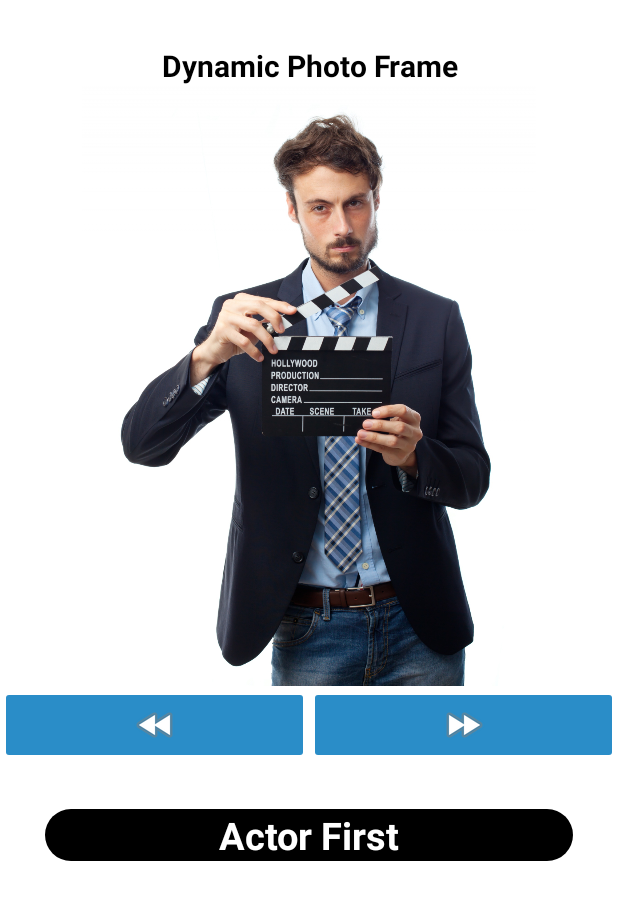
After one commit to sandeepmehra28/Android-with-Kotlin, an Android app built with Jetpack Compose: the FrameActivity screen opened directly, with no data from a screen before it, on a phone screen of 412 x 824 dp. The commit adds this screen. Shown: the top 900 px of the screen. Run offline under Robolectric (Android 15) with nearby library versions, the phone set to English and light mode, and no system bars.

Commit message:
Adding new files for android with kotlin

```diff
--- a/app/src/main/AndroidManifest.xml
+++ b/app/src/main/AndroidManifest.xml
@@ -13,6 +13,9 @@
         android:roundIcon="@mipmap/ic_launcher_round"
         android:supportsRtl="true"
         android:theme="@style/Theme.AndroidWithKotlin">
+        <activity
+            android:name=".Dyanamic_Photo_Frame.FrameActivity"
+            android:exported="false" />
         <activity
             android:name=".customize_dialogbox.CDMainActivity"
             android:exported="false" />
--- /dev/null
+++ b/app/src/main/java/com/example/android_with_kotlin/Dyanamic_Photo_Frame/FrameActivity.kt
@@ -0,0 +1,50 @@
+package com.example.android_with_kotlin.Dyanamic_Photo_Frame
+
+import android.os.Bundle
+import android.widget.ImageButton
+import android.widget.ImageView
+import android.widget.TextView
+import androidx.activity.enableEdgeToEdge
+import androidx.appcompat.app.AppCompatActivity
+import com.example.android_with_kotlin.R
+
+class FrameActivity : AppCompatActivity() {
+    var currentImage = 0
+    val totalImg = 5
+    lateinit var image : ImageView
+    var names = arrayOf("Actor First","Actor Second","Actor Third","Actor Fourth","Actor Fifth")
+    override fun onCreate(savedInstanceState: Bundle?) {
+        super.onCreate(savedInstanceState)
+        enableEdgeToEdge()
+        supportActionBar?.hide()
+        setContentView(R.layout.activity_frame)
+    val prev = findViewById<ImageButton>(R.id.imgPrev)
+        val next = findViewById<ImageButton>(R.id.imgNext)
+        val text = findViewById<TextView>(R.id.ActorNames)
+        prev.setOnClickListener {
+          val idCurrentImageString = "pic$currentImage"
+            val idCurrentImageInt = this.resources.getIdentifier(idCurrentImageString,"id",packageName)
+           image = findViewById(idCurrentImageInt)
+            image.alpha = 0f
+            currentImage = (totalImg+currentImage-1)%totalImg
+            val idImageToShowString = "pic$currentImage"
+            val idImageToShowInt = this.resources.getIdentifier(idImageToShowString,"id",packageName)
+            image = findViewById(idImageToShowInt)
+            image.alpha = 1f
+            text.text = names[currentImage]
+        }
+        next.setOnClickListener {
+            val idCurrentImageString = "pic$currentImage"
+            val idCurrentImageInt = this.resources.getIdentifier(idCurrentImageString,"id",packageName)
+            image = findViewById(idCurrentImageInt)
+            image.alpha = 0f
+            currentImage = (totalImg+currentImage+1)%totalImg
+            val idImageToShowString = "pic$currentImage"
+            val idImageToShowInt = this.resources.getIdentifier(idImageToShowString,"id",packageName)
+            image = findViewById(idImageToShowInt)
+            image.alpha = 1f
+            text.text = names[currentImage]
+        }
+
+    }
+}
--- a/app/src/main/java/com/example/android_with_kotlin/MainActivity.kt
+++ b/app/src/main/java/com/example/android_with_kotlin/MainActivity.kt
@@ -6,6 +6,7 @@ import android.util.Log
 import android.widget.LinearLayout
 import android.widget.Toast
 import androidx.appcompat.app.AppCompatActivity
+import com.example.android_with_kotlin.Dyanamic_Photo_Frame.FrameActivity
 import com.example.android_with_kotlin.customize_dialogbox.CDMainActivity
 import com.example.android_with_kotlin.database_signup.SignupActivity
 import com.example.android_with_kotlin.databinding.ActivityMainBinding
@@ -67,6 +68,10 @@ class MainActivity : AppCompatActivity() {
             val intent = Intent(this, CDMainActivity::class.java)
             startActivity(intent)
         }
+        binding.btnDynamicPhotoFrame.setOnClickListener {
+            val intent = Intent(this, FrameActivity::class.java)
+            startActivity(intent)
+        }
 
     }
 }
--- /dev/null
+++ b/app/src/main/res/drawable/t_bg.xml
@@ -0,0 +1,5 @@
+<?xml version="1.0" encoding="utf-8"?>
+<shape xmlns:android="http://schemas.android.com/apk/res/android">
+<corners android:radius="20dp"/>
+    <solid android:color="@color/black"/>
+</shape>
--- /dev/null
+++ b/app/src/main/res/layout/activity_frame.xml
@@ -0,0 +1,123 @@
+<?xml version="1.0" encoding="utf-8"?>
+<LinearLayout
+    xmlns:android="http://schemas.android.com/apk/res/android"
+    xmlns:app="http://schemas.android.com/apk/res-auto"
+    xmlns:tools="http://schemas.android.com/tools"
+    android:orientation="vertical"
+    android:id="@+id/main"
+    android:background="@color/white"
+    android:fitsSystemWindows="true"
+    android:layout_width="match_parent"
+    android:layout_height="match_parent"
+    tools:context=".Dyanamic_Photo_Frame.FrameActivity">
+<TextView
+    android:layout_width="match_parent"
+    android:layout_height="wrap_content"
+    android:text="Dynamic Photo Frame"
+    android:textStyle="bold"
+    android:layout_marginTop="30dp"
+    android:textColor="@color/black"
+    android:textSize="20sp"
+    android:layout_gravity="center"
+    android:gravity="center"
+    />
+
+    <androidx.constraintlayout.widget.ConstraintLayout
+        android:layout_width="match_parent"
+        android:layout_height="wrap_content">
+
+        <ImageView
+            android:id="@+id/pic0"
+            android:layout_width="match_parent"
+            android:layout_height="400dp"
+            app:layout_constraintBottom_toBottomOf="parent"
+            app:layout_constraintEnd_toEndOf="parent"
+            app:layout_constraintHorizontal_bias="0.0"
+            app:layout_constraintStart_toStartOf="parent"
+            app:layout_constraintTop_toTopOf="parent"
+            app:layout_constraintVertical_bias="0.04"
+            app:srcCompat="@drawable/pic0" />
+        <ImageView
+            android:id="@+id/pic1"
+            android:layout_width="match_parent"
+            android:layout_height="400dp"
+            android:alpha="0"
+            app:layout_constraintBottom_toBottomOf="parent"
+            app:layout_constraintEnd_toEndOf="parent"
+            app:layout_constraintHorizontal_bias="0.0"
+            app:layout_constraintStart_toStartOf="parent"
+            app:layout_constraintTop_toTopOf="parent"
+            app:layout_constraintVertical_bias="0.04"
+            app:srcCompat="@drawable/pic1" />
+        <ImageView
+            android:id="@+id/pic2"
+            android:layout_width="match_parent"
+            android:layout_height="400dp"
+            android:alpha="0"
+            app:layout_constraintBottom_toBottomOf="parent"
+            app:layout_constraintEnd_toEndOf="parent"
+            app:layout_constraintHorizontal_bias="0.0"
+            app:layout_constraintStart_toStartOf="parent"
+            app:layout_constraintTop_toTopOf="parent"
+            app:layout_constraintVertical_bias="0.04"
+            app:srcCompat="@drawable/pic2" />
+        <ImageView
+            android:id="@+id/pic3"
+            android:layout_width="match_parent"
+            android:layout_height="400dp"
+            android:alpha="0"
+            app:layout_constraintBottom_toBottomOf="parent"
+            app:layout_constraintEnd_toEndOf="parent"
+            app:layout_constraintHorizontal_bias="0.0"
+            app:layout_constraintStart_toStartOf="parent"
+            app:layout_constraintTop_toTopOf="parent"
+            app:layout_constraintVertical_bias="0.04"
+            app:srcCompat="@drawable/pic3" />
+        <ImageView
+            android:id="@+id/pic4"
+            android:layout_width="match_parent"
+            android:layout_height="400dp"
+            android:alpha="0"
+            app:layout_constraintBottom_toBottomOf="parent"
+            app:layout_constraintEnd_toEndOf="parent"
+            app:layout_constraintHorizontal_bias="0.0"
+            app:layout_constraintStart_toStartOf="parent"
+            app:layout_constraintTop_toTopOf="parent"
+            app:layout_constraintVertical_bias="0.04"
+            app:srcCompat="@drawable/pic4" />
+    </androidx.constraintlayout.widget.ConstraintLayout>
+
+    <LinearLayout
+        android:layout_width="match_parent"
+        android:layout_height="wrap_content"
+        android:orientation="horizontal">
+
+        <ImageButton
+            android:backgroundTint="#2A8DC8"
+            android:id="@+id/imgPrev"
+            android:layout_width="wrap_content"
+            android:layout_height="wrap_content"
+            android:layout_weight="1"
+            app:srcCompat="@android:drawable/ic_media_rew" />
+
+        <ImageButton
+            android:id="@+id/imgNext"
+            android:backgroundTint="#2A8DC8"
+            android:layout_width="wrap_content"
+            android:layout_height="wrap_content"
+            android:layout_weight="1"
+            app:srcCompat="@android:drawable/ic_media_ff" />
+    </LinearLayout>
+<TextView
+    android:layout_width="match_parent"
+    android:layout_height="wrap_content"
+    android:text="Actor First"
+    android:textSize="25sp"
+    android:id="@+id/ActorNames"
+    android:layout_margin="30dp"
+    android:background="@drawable/t_bg"
+    android:textColor="@color/white"
+    android:textStyle="bold"
+    android:gravity="center"
+    />
+</LinearLayout>
--- a/app/src/main/res/layout/activity_main.xml
+++ b/app/src/main/res/layout/activity_main.xml
@@ -105,4 +105,13 @@
      android:layout_marginEnd="20dp"
      android:text="Dialog Boxes"
      />
+ <Button
+     android:id="@+id/btnDynamicPhotoFrame"
+     android:layout_width="match_parent"
+     android:layout_height="40dp"
+     android:layout_marginTop="20dp"
+     android:layout_marginStart="20dp"
+     android:layout_marginEnd="20dp"
+     android:text="Dynamic Photo Frames"
+     />
 </LinearLayout>
```
Also changed, not shown: app/src/main/res/drawable/pic0.jpg (added), app/src/main/res/drawable/pic1.jpg (added), app/src/main/res/drawable/pic2.jpg (added), app/src/main/res/drawable/pic3.jpg (added), app/src/main/res/drawable/pic4.jpg (added).
